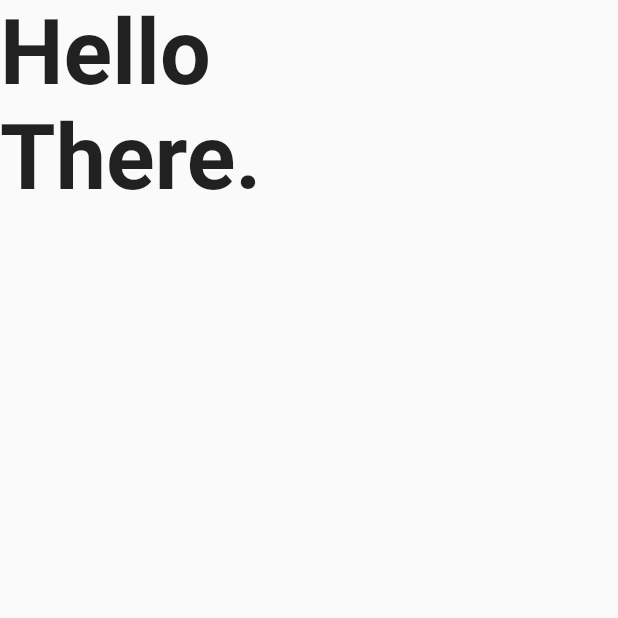
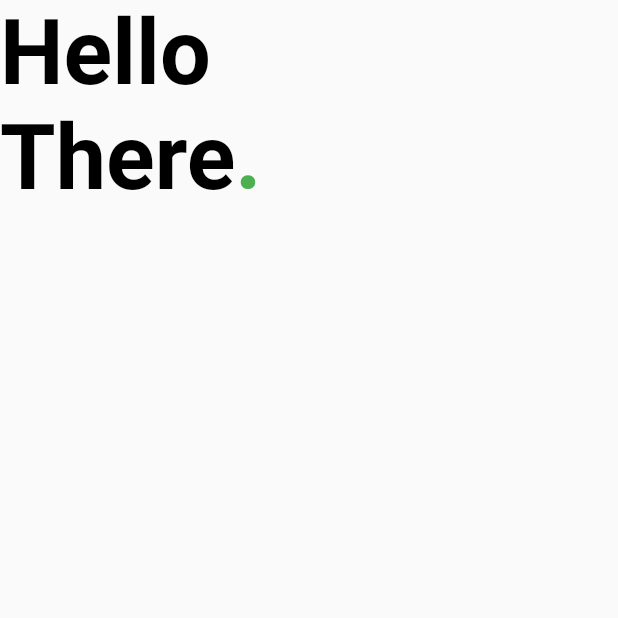
Before and after one commit to jacepm/flutter-login, a Flutter app: the screen it shows after launch, on a phone screen of 412 x 824 dp, the top half of it. Run offline on Flutter 3.47's test engine with Material 2 defaults, Android fonts, the phone set to English and light mode, and no system bars; Roboto replaces fonts that are missing (Montserrat).

Commit message:
feat: add color param in _titleBuilder widget

```diff
--- a/lib/main.dart
+++ b/lib/main.dart
@@ -34,20 +34,24 @@ class _MyHomePageState extends State<MyHomePage> {
         child: Column(
           crossAxisAlignment: CrossAxisAlignment.start,
           children: <Widget>[
-            _titleBuilder('Hello'),
-            _titleBuilder('There.'),
+            _titleBuilder(text: 'Hello'),
+            Row(children: <Widget>[
+              _titleBuilder(text: 'There'),
+              _titleBuilder(text: '.', color: Colors.green),
+            ],),
           ],
         ),
       ),
     );
   }
 
-  Widget _titleBuilder(String text) {
+  Widget _titleBuilder({String text,Color color}) {
     return Text(
       text,
       style: TextStyle(
         fontSize: 60,
         fontWeight: FontWeight.bold,
+        color: color ?? Colors.black
       ),
     );
   }
```
